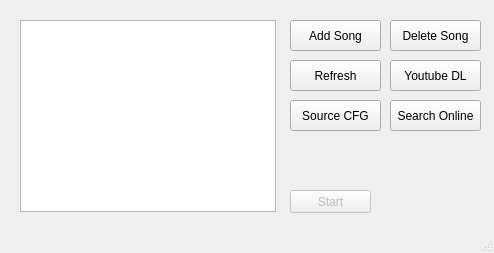
This is src/mainwindow.ui in Catishere/karaoke-master as Qt 5 draws it before an edit. The edited form follows.
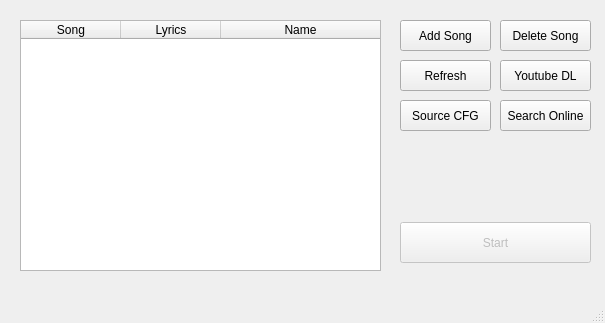
This is the edited form.

The edit to the form file:
```diff
--- a/src/mainwindow.ui
+++ b/src/mainwindow.ui
@@ -6,40 +6,82 @@
    <rect>
     <x>0</x>
     <y>0</y>
-    <width>494</width>
-    <height>253</height>
+    <width>605</width>
+    <height>323</height>
    </rect>
   </property>
   <property name="minimumSize">
    <size>
-    <width>494</width>
-    <height>253</height>
+    <width>605</width>
+    <height>323</height>
    </size>
   </property>
   <property name="maximumSize">
    <size>
-    <width>500</width>
-    <height>253</height>
+    <width>605</width>
+    <height>323</height>
    </size>
   </property>
   <property name="windowTitle">
    <string>Karaoke Master</string>
   </property>
   <widget class="QWidget" name="centralWidget">
-   <widget class="QListWidget" name="listWidget">
+   <widget class="QTableWidget" name="tableWidget">
     <property name="geometry">
      <rect>
       <x>20</x>
       <y>20</y>
-      <width>256</width>
-      <height>192</height>
+      <width>361</width>
+      <height>251</height>
      </rect>
     </property>
+    <property name="sizePolicy">
+     <sizepolicy hsizetype="Fixed" vsizetype="Fixed">
+      <horstretch>0</horstretch>
+      <verstretch>0</verstretch>
+     </sizepolicy>
+    </property>
+    <property name="selectionBehavior">
+     <enum>QAbstractItemView::SelectRows</enum>
+    </property>
+    <property name="showGrid">
+     <bool>false</bool>
+    </property>
+    <attribute name="horizontalHeaderHighlightSections">
+     <bool>false</bool>
+    </attribute>
+    <attribute name="horizontalHeaderStretchLastSection">
+     <bool>true</bool>
+    </attribute>
+    <attribute name="verticalHeaderVisible">
+     <bool>false</bool>
+    </attribute>
+    <attribute name="verticalHeaderDefaultSectionSize">
+     <number>20</number>
+    </attribute>
+    <attribute name="verticalHeaderMinimumSectionSize">
+     <number>20</number>
+    </attribute>
+    <column>
+     <property name="text">
+      <string>Song</string>
+     </property>
+    </column>
+    <column>
+     <property name="text">
+      <string>Lyrics</string>
+     </property>
+    </column>
+    <column>
+     <property name="text">
+      <string>Name</string>
+     </property>
+    </column>
    </widget>
    <widget class="QPushButton" name="addSongButton">
     <property name="geometry">
      <rect>
-      <x>290</x>
+      <x>400</x>
       <y>20</y>
       <width>91</width>
       <height>31</height>
@@ -52,7 +94,7 @@
    <widget class="QPushButton" name="refreshButton">
     <property name="geometry">
      <rect>
-      <x>290</x>
+      <x>400</x>
       <y>60</y>
       <width>91</width>
       <height>31</height>
@@ -65,7 +107,7 @@
    <widget class="QPushButton" name="directoryButton">
     <property name="geometry">
      <rect>
-      <x>290</x>
+      <x>400</x>
       <y>100</y>
       <width>91</width>
       <height>31</height>
@@ -81,10 +123,10 @@
     </property>
     <property name="geometry">
      <rect>
-      <x>290</x>
-      <y>190</y>
-      <width>81</width>
-      <height>23</height>
+      <x>400</x>
+      <y>222</y>
+      <width>191</width>
+      <height>41</height>
      </rect>
     </property>
     <property name="text">
@@ -95,9 +137,9 @@
     <property name="geometry">
      <rect>
       <x>20</x>
-      <y>210</y>
-      <width>251</width>
-      <height>20</height>
+      <y>269</y>
+      <width>571</width>
+      <height>31</height>
      </rect>
     </property>
     <property name="palette">
@@ -144,7 +186,7 @@
    <widget class="QPushButton" name="deleteSongButton">
     <property name="geometry">
      <rect>
-      <x>390</x>
+      <x>500</x>
       <y>20</y>
       <width>91</width>
       <height>31</height>
@@ -157,7 +199,7 @@
    <widget class="QPushButton" name="searchOnlineButton">
     <property name="geometry">
      <rect>
-      <x>390</x>
+      <x>500</x>
       <y>100</y>
       <width>91</width>
       <height>31</height>
@@ -170,7 +212,7 @@
    <widget class="QPushButton" name="youtubeButton">
     <property name="geometry">
      <rect>
-      <x>390</x>
+      <x>500</x>
       <y>60</y>
       <width>91</width>
       <height>31</height>
```
Left out of the diff: 2 changed lines with no effect on the pictures.
